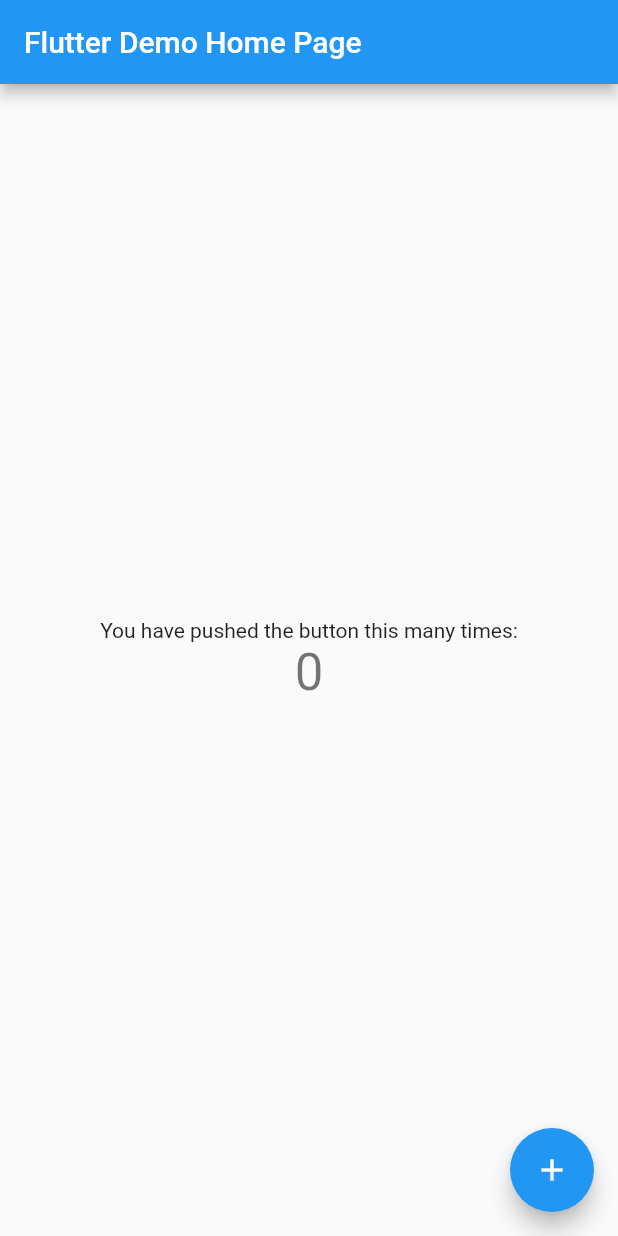
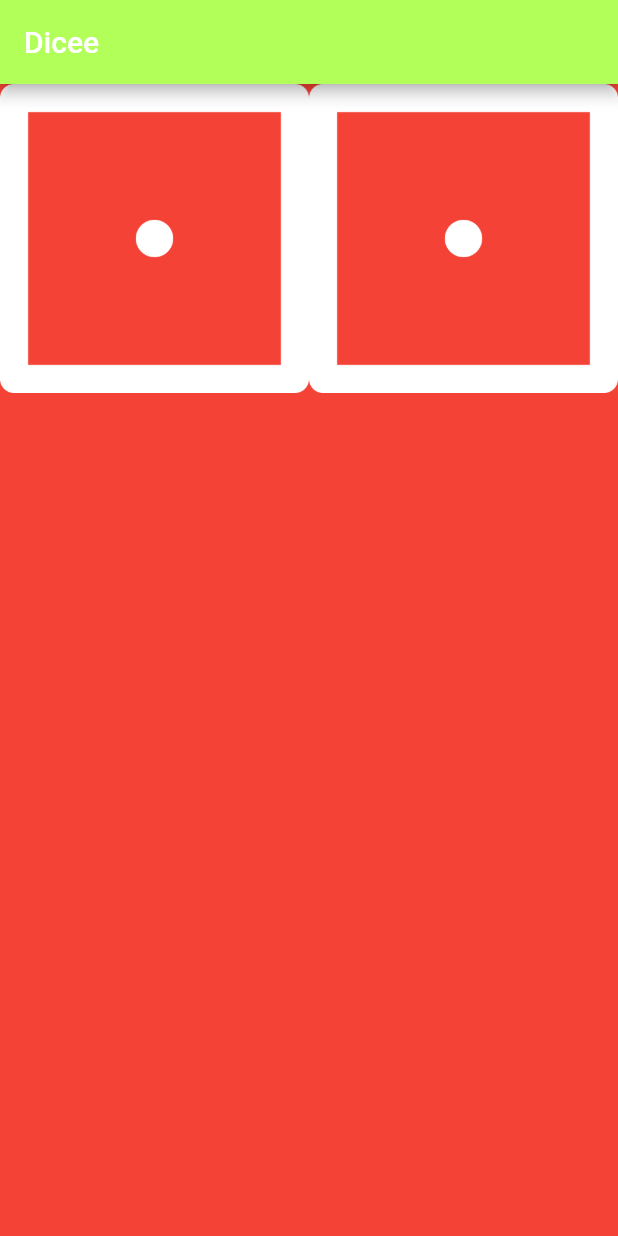
Before and after one commit to Joycechidi/Dicey, a Flutter app: the screen it shows after launch, on a phone screen of 412 x 824 dp. Run offline on Flutter 3.47's test engine with Material 2 defaults, Android fonts, the phone set to English and light mode, and no system bars.

Commit message:
First commit

```diff
--- a/lib/main.dart
+++ b/lib/main.dart
@@ -1,117 +1,39 @@
+import 'dart:ui';
+
 import 'package:flutter/material.dart';
 
 void main() {
-  runApp(MyApp());
+  runApp(MaterialApp(
+    home: Scaffold(
+      backgroundColor: Colors.red,
+      appBar: AppBar(
+        title: Text('Dicee'),
+        backgroundColor: Colors.lightGreenAccent,
+      ),
+      body: DicePage(),
+    ),
+  ));
 }
 
-class MyApp extends StatelessWidget {
+class DicePage extends StatelessWidget {
   // This widget is the root of your application.
   @override
   Widget build(BuildContext context) {
-    return MaterialApp(
-      title: 'Flutter Demo',
-      theme: ThemeData(
-        // This is the theme of your application.
-        //
-        // Try running your application with "flutter run". You'll see the
-        // application has a blue toolbar. Then, without quitting the app, try
-        // changing the primarySwatch below to Colors.green and then invoke
-        // "hot reload" (press "r" in the console where you ran "flutter run",
-        // or simply save your changes to "hot reload" in a Flutter IDE).
-        // Notice that the counter didn't reset back to zero; the application
-        // is not restarted.
-        primarySwatch: Colors.blue,
-        // This makes the visual density adapt to the platform that you run
-        // the app on. For desktop platforms, the controls will be smaller and
-        // closer together (more dense) than on mobile platforms.
-        visualDensity: VisualDensity.adaptivePlatformDensity,
-      ),
-      home: MyHomePage(title: 'Flutter Demo Home Page'),
+    return Row(
+      children: <Widget>[
+        Expanded(
+          //flex: 1,
+          child: Image(
+            image: AssetImage('images/dice1.png'),
+          ),
+        ),
+        Expanded(
+          //flex: 1,
+          child: Image(
+            image: AssetImage('images/dice1.png'),
+          ),
+        ),
+      ],
     );
   }
 }
-
-class MyHomePage extends StatefulWidget {
-  MyHomePage({Key key, this.title}) : super(key: key);
-
-  // This widget is the home page of your application. It is stateful, meaning
-  // that it has a State object (defined below) that contains fields that affect
-  // how it looks.
-
-  // This class is the configuration for the state. It holds the values (in this
-  // case the title) provided by the parent (in this case the App widget) and
-  // used by the build method of the State. Fields in a Widget subclass are
-  // always marked "final".
-
-  final String title;
-
-  @override
-  _MyHomePageState createState() => _MyHomePageState();
-}
-
-class _MyHomePageState extends State<MyHomePage> {
-  int _counter = 0;
-
-  void _incrementCounter() {
-    setState(() {
-      // This call to setState tells the Flutter framework that something has
-      // changed in this State, which causes it to rerun the build method below
-      // so that the display can reflect the updated values. If we changed
-      // _counter without calling setState(), then the build method would not be
-      // called again, and so nothing would appear to happen.
-      _counter++;
-    });
-  }
-
-  @override
-  Widget build(BuildContext context) {
-    // This method is rerun every time setState is called, for instance as done
-    // by the _incrementCounter method above.
-    //
-    // The Flutter framework has been optimized to make rerunning build methods
-    // fast, so that you can just rebuild anything that needs updating rather
-    // than having to individually change instances of widgets.
-    return Scaffold(
-      appBar: AppBar(
-        // Here we take the value from the MyHomePage object that was created by
-        // the App.build method, and use it to set our appbar title.
-        title: Text(widget.title),
-      ),
-      body: Center(
-        // Center is a layout widget. It takes a single child and positions it
-        // in the middle of the parent.
-        child: Column(
-          // Column is also a layout widget. It takes a list of children and
-          // arranges them vertically. By default, it sizes itself to fit its
-          // children horizontally, and tries to be as tall as its parent.
-          //
-          // Invoke "debug painting" (press "p" in the console, choose the
-          // "Toggle Debug Paint" action from the Flutter Inspector in Android
-          // Studio, or the "Toggle Debug Paint" command in Visual Studio Code)
-          // to see the wireframe for each widget.
-          //
-          // Column has various properties to control how it sizes itself and
-          // how it positions its children. Here we use mainAxisAlignment to
-          // center the children vertically; the main axis here is the vertical
-          // axis because Columns are vertical (the cross axis would be
-          // horizontal).
-          mainAxisAlignment: MainAxisAlignment.center,
-          children: <Widget>[
-            Text(
-              'You have pushed the button this many times:',
-            ),
-            Text(
-              '$_counter',
-              style: Theme.of(context).textTheme.headline4,
-            ),
-          ],
-        ),
-      ),
-      floatingActionButton: FloatingActionButton(
-        onPressed: _incrementCounter,
-        tooltip: 'Increment',
-        child: Icon(Icons.add),
-      ), // This trailing comma makes auto-formatting nicer for build methods.
-    );
-  }
-}
```
Also changed, not shown: pubspec.yaml (+14 -34 lines), images/dice1.png (added), images/dice2.png (added), images/dice3.png (added), images/dice4.png (added), images/dice5.png (added), images/dice6.png (added), 1 other file.
